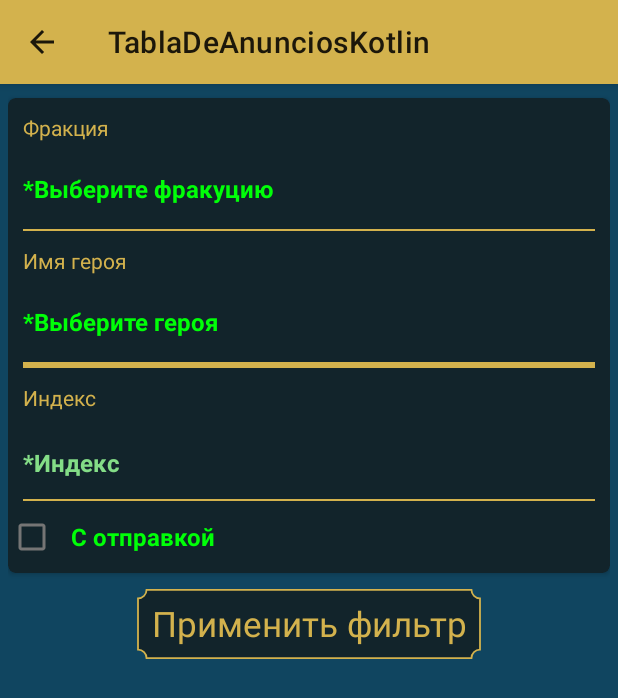
After one commit to b0gdanov/TablaDeAnunciosKotlin, an Android app: the FilterActivity screen opened directly, with no data from a screen before it, on a phone screen of 412 x 824 dp. The commit adds this screen. Shown: the top 698 px of the screen. Run offline under Robolectric (Android 15) with nearby library versions, the phone set to English and light mode, and no system bars.

Commit message:
Урок 79-80 FilterActivity#1/2

```diff
--- a/app/src/main/AndroidManifest.xml
+++ b/app/src/main/AndroidManifest.xml
@@ -12,6 +12,10 @@
         android:supportsRtl="true"
         android:theme="@style/AppTheme.NoActionBar"
         tools:replace="android:theme">
+        <activity
+            android:name=".act.FilterActivity"
+            android:theme="@style/AppTheme.Filter"
+            android:exported="false" />
         <activity
             android:name=".act.DescriptionActivity"
             android:exported="true" />
--- /dev/null
+++ b/app/src/main/java/ru/gamebreaker/tabladeanuncioskotlin/act/FilterActivity.kt
@@ -0,0 +1,85 @@
+package ru.gamebreaker.tabladeanuncioskotlin.act
+
+import androidx.appcompat.app.AppCompatActivity
+import android.os.Bundle
+import android.util.Log
+import android.view.MenuItem
+import android.view.View
+import android.widget.Toast
+import ru.gamebreaker.tabladeanuncioskotlin.R
+import ru.gamebreaker.tabladeanuncioskotlin.databinding.ActivityFilterBinding
+import ru.gamebreaker.tabladeanuncioskotlin.dialogs.DialogSpinnerHelper
+import ru.gamebreaker.tabladeanuncioskotlin.utils.CityHelper
+import java.lang.StringBuilder
+
+class FilterActivity : AppCompatActivity() {
+    lateinit var binding: ActivityFilterBinding
+    private val dialog = DialogSpinnerHelper()
+
+    override fun onCreate(savedInstanceState: Bundle?) {
+        super.onCreate(savedInstanceState)
+        binding = ActivityFilterBinding.inflate(layoutInflater)
+        setContentView(binding.root)
+        onClickSelectFraction()
+        onClickSelectHeroName()
+        onClickDone()
+        actionBarSettings()
+    }
+
+    override fun onOptionsItemSelected(item: MenuItem): Boolean {
+        if (item.itemId == android.R.id.home) finish()
+        return super.onOptionsItemSelected(item)
+    }
+
+    //OnClicks
+    private fun onClickSelectFraction() = with(binding){
+        spFractionValue.setOnClickListener {
+            val listCountry = CityHelper.getAllCountries(this@FilterActivity)
+            dialog.showSpinnerDialog(this@FilterActivity, listCountry, spFractionValue)
+            if(spHeroNameValue.text.toString() != getString(R.string.select_hero_name)){
+                spHeroNameValue.text = getString(R.string.select_hero_name)
+            }
+        }
+    }
+
+    private fun onClickSelectHeroName() = with(binding){
+        spHeroNameValue.setOnClickListener {
+            val selectedCountry = spFractionValue.text.toString()
+            if (selectedCountry != getString(R.string.select_fraction)){
+                val listCity = CityHelper.getAllCities(selectedCountry,this@FilterActivity)
+                dialog.showSpinnerDialog(this@FilterActivity, listCity, spHeroNameValue)
+
+            }else{
+                Toast.makeText(this@FilterActivity, getString(R.string.warning_no_fraction_selected), Toast.LENGTH_LONG).show()
+            }
+        }
+    }
+
+    private fun onClickDone() = with(binding){
+        btDone.setOnClickListener {
+            Log.d("MyLog", "Filter: ${createFilter()}")
+        }
+    }
+
+    private fun createFilter(): String = with(binding){
+        val sBuilder = StringBuilder()
+        val arrayTempFilter = listOf(
+            spFractionValue.text,
+            spHeroNameValue.text,
+            etIndexValue.text,
+            cbWithSendValue.isChecked.toString()
+        )
+        for ((i, s) in arrayTempFilter.withIndex()){
+            if (s != getString(R.string.select_fraction) && s != getString(R.string.select_hero_name) && s.isNotEmpty()){
+                sBuilder.append(s)
+                if (i != arrayTempFilter.size - 1) sBuilder.append("_")
+            }
+        }
+        return sBuilder.toString()
+    }
+
+    fun actionBarSettings(){
+        val ab = supportActionBar
+        ab?.setDisplayHomeAsUpEnabled(true)
+    }
+}
--- /dev/null
+++ b/app/src/main/res/layout/activity_filter.xml
@@ -0,0 +1,102 @@
+<?xml version="1.0" encoding="utf-8"?>
+<androidx.constraintlayout.widget.ConstraintLayout xmlns:android="http://schemas.android.com/apk/res/android"
+    xmlns:app="http://schemas.android.com/apk/res-auto"
+    xmlns:tools="http://schemas.android.com/tools"
+    android:id="@+id/place_holder"
+    android:layout_width="match_parent"
+    android:layout_height="wrap_content"
+    tools:context=".act.EditAdsAct">
+
+    <ScrollView
+        android:id="@+id/scroll_view_main"
+        android:layout_width="match_parent"
+        android:layout_height="match_parent"
+        android:background="@color/bg_main_light"
+        app:layout_constraintBottom_toBottomOf="parent"
+        app:layout_constraintEnd_toEndOf="parent"
+        app:layout_constraintStart_toStartOf="parent"
+        app:layout_constraintTop_toTopOf="parent">
+
+        <LinearLayout
+            android:layout_width="match_parent"
+            android:layout_height="wrap_content"
+            android:layout_margin="5dp"
+            android:orientation="vertical">
+
+            <androidx.cardview.widget.CardView
+                android:id="@+id/cardAddress"
+                android:layout_width="match_parent"
+                android:layout_height="match_parent"
+                android:layout_marginTop="4dp"
+                app:cardBackgroundColor="@color/bg_main"
+                app:cardCornerRadius="5dp">
+
+                <LinearLayout
+                    android:layout_width="match_parent"
+                    android:layout_height="match_parent"
+                    android:orientation="vertical">
+
+                    <TextView
+                        android:id="@+id/tvFractionTitle"
+                        style="@style/HeadingsTextAds"
+                        android:text="@string/tv_fraction" />
+
+                    <TextView
+                        android:id="@+id/spFractionValue"
+                        style="@style/TextAds"
+                        android:text="@string/select_fraction" />
+
+                    <LinearLayout style="@style/LineEditAds" />
+
+                    <TextView
+                        android:id="@+id/tvHeroNameTitle"
+                        style="@style/HeadingsTextAds"
+                        android:text="@string/tv_hero_name" />
+
+                    <TextView
+                        android:id="@+id/spHeroNameValue"
+                        style="@style/TextAds"
+                        android:text="@string/select_hero_name" />
+
+                    <LinearLayout style="@style/LineEditAds" />
+
+                    <LinearLayout style="@style/LineEditAds" />
+
+                    <LinearLayout style="@style/LineEditAds" />
+
+                    <TextView
+                        android:id="@+id/tvIndexTitle"
+                        style="@style/HeadingsTextAds"
+                        android:text="@string/tv_index" />
+
+                    <EditText
+                        android:id="@+id/etIndexValue"
+                        style="@style/TextAds.Edit"
+                        android:ems="10"
+                        android:hint="@string/tv_index_hint"
+                        android:importantForAutofill="no"
+                        android:inputType="number" />
+
+                    <LinearLayout style="@style/LineEditAds" />
+
+                    <CheckBox
+                        android:id="@+id/cbWithSendValue"
+                        style="@style/TextAds"
+                        android:text="@string/with_send" />
+
+                </LinearLayout>
+            </androidx.cardview.widget.CardView>
+
+            <TextView
+                android:id="@+id/btDone"
+                style="@style/MyBtnStyle"
+                android:layout_gravity="center"
+                android:layout_marginTop="10dp"
+                android:layout_marginBottom="10dp"
+                android:text="@string/apply_filter"
+                android:textColor="@color/ic_main" />
+
+        </LinearLayout>
+    </ScrollView>
+
+</androidx.constraintlayout.widget.ConstraintLayout>
--- a/app/src/main/res/menu/main_menu.xml
+++ b/app/src/main/res/menu/main_menu.xml
@@ -3,8 +3,8 @@
     xmlns:app="http://schemas.android.com/apk/res-auto">
 
     <item
-        android:id="@+id/id_new_ads"
-        android:icon="@drawable/ic_new_ads"
-        android:title="@string/new_ad"
+        android:id="@+id/id_filter"
+        android:icon="@drawable/ic_filter"
+        android:title="@string/filter"
         app:showAsAction="ifRoom"/>
 </menu>
--- a/app/src/main/res/values-night/colors.xml
+++ b/app/src/main/res/values-night/colors.xml
@@ -1,5 +1,17 @@
 <?xml version="1.0" encoding="utf-8"?>
 <resources>
+    <color name="purple_200">#FFBB86FC</color>
+    <color name="purple_500">#FF6200EE</color>
+    <color name="purple_700">#FF3700B3</color>
+    <color name="teal_200">#FF03DAC5</color>
+    <color name="teal_700">#FF018786</color>
+    <color name="black">#FF000000</color>
+    <color name="white">#FFFFFFFF</color>
+    <color name="blue_light">#3f497a</color>
+    <color name="color_red">#D52417</color>
+    <color name="ic_main">#d3b24d</color>
+    <color name="bg_main">#12242B</color>
+    <color name="bg_main_light">#104560</color>
     <color name="light_green">#00FF08</color>
     <color name="hint_light_green">#84DD87</color>
 </resources>
--- a/app/src/main/res/values-night/strings.xml
+++ b/app/src/main/res/values-night/strings.xml
@@ -47,7 +47,7 @@
     <string name="link_done">Аккаунты успешно объединены</string>
     <string name="enter_to_g">У вас уже есть аккаунт с данным адресом. Для объединения Email войдите с помощью Google и повторите</string>
     <!-- Main menu -->
-    <string name="new_ad">New ad</string>
+    <string name="filter">Filter</string>
     <!-- Edit Ads Act -->
     <string name="tv_fraction">Фракция</string>
     <string name="select_fraction">*Выберите фракуцию</string>
@@ -102,4 +102,5 @@
     <string name="the_guest">Гость</string>
     <string name="you_are_logged_in_as_a_guest">Вы вошли как гость</string>
     <string name="failed_to_login_as_guest">Не удалось войти как гость</string>
+    <string name="apply_filter">Применить фильтр</string>
 </resources>
--- a/app/src/main/res/values-night/themes.xml
+++ b/app/src/main/res/values-night/themes.xml
@@ -22,6 +22,15 @@
         <item name="colorOnPrimary">@color/white</item>
         <item name="windowActionBar">false</item>
         <item name="windowNoTitle">true</item>
+        <item name="android:windowFullscreen">true</item>
+    </style>
+
+    <!-- ActionBar theme. -->
+    <style name="AppTheme.Filter" parent="Theme.MaterialComponents.Light">
+        <!-- Primary brand color. -->
+        <item name="colorPrimary">@color/ic_main</item>
+        <item name="colorPrimaryVariant">@color/ic_main</item>
+        <item name="colorOnPrimary">@color/ic_main</item>
         <item name="android:windowFullscreen">true</item>
     </style>
 
--- a/app/src/main/res/values/strings.xml
+++ b/app/src/main/res/values/strings.xml
@@ -47,7 +47,7 @@
     <string name="link_done">Аккаунты успешно объединены</string>
     <string name="enter_to_g">У вас уже есть аккаунт с данным адресом. Для объединения Email войдите с помощью Google и повторите</string>
     <!-- Main menu -->
-    <string name="new_ad">New ad</string>
+    <string name="filter">Filter</string>
     <!-- Edit Ads Act -->
     <string name="tv_fraction">Фракция</string>
     <string name="select_fraction">*Выберите фракуцию</string>
@@ -103,4 +103,5 @@
     <string name="the_guest">Гость</string>
     <string name="you_are_logged_in_as_a_guest">Вы вошли как гость</string>
     <string name="failed_to_login_as_guest">Не удалось войти как гость</string>
+    <string name="apply_filter">Применить фильтр</string>
 </resources>
--- a/app/src/main/res/values/themes.xml
+++ b/app/src/main/res/values/themes.xml
@@ -22,6 +22,15 @@
         <item name="colorOnPrimary">@color/white</item>
         <item name="windowActionBar">false</item>
         <item name="windowNoTitle">true</item>
+        <item name="android:windowFullscreen">true</item>
+    </style>
+
+    <!-- ActionBar theme. -->
+    <style name="AppTheme.Filter" parent="Theme.MaterialComponents.Light">
+        <!-- Primary brand color. -->
+        <item name="colorPrimary">@color/ic_main</item>
+        <item name="colorPrimaryVariant">@color/ic_main</item>
+        <item name="colorOnPrimary">@color/ic_main</item>
         <item name="android:windowFullscreen">true</item>
     </style>
 
--- a/build.gradle
+++ b/build.gradle
@@ -7,7 +7,7 @@ buildscript {
     }
     dependencies {
         classpath 'com.android.tools.build:gradle:7.0.2'
-        classpath "org.jetbrains.kotlin:kotlin-gradle-plugin:1.5.30"
+        classpath 'org.jetbrains.kotlin:kotlin-gradle-plugin:1.6.10'
         classpath 'com.google.gms:google-services:4.3.10'
 
         // NOTE: Do not place your application dependencies here; they belong
```
Also changed, not shown: app/src/main/java/ru/gamebreaker/tabladeanuncioskotlin/MainActivity.kt (+14 -0 lines), app/src/main/res/drawable/ic_filter.xml (added, +11 -0 lines).
